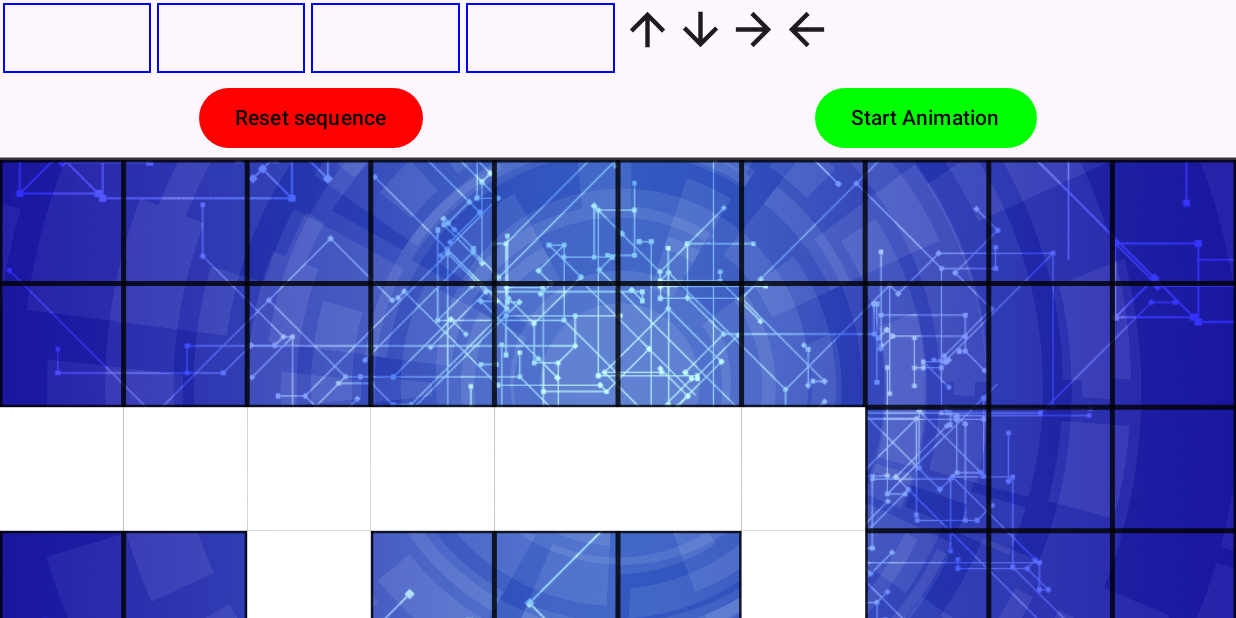
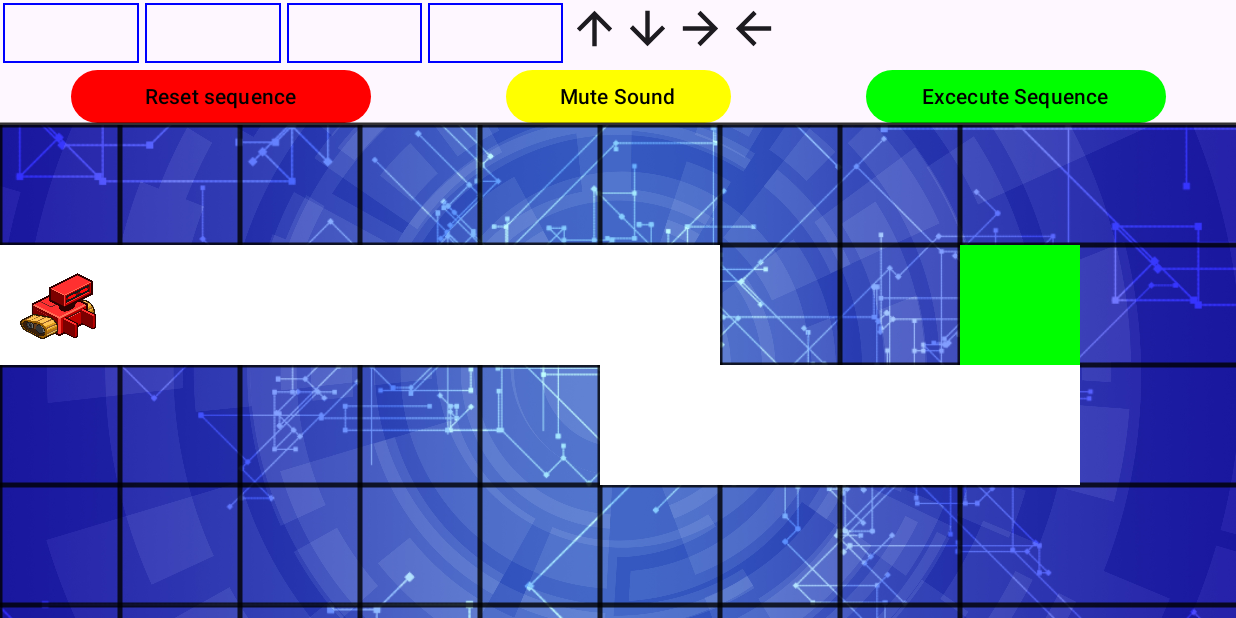
Before and after one commit to JMaca/IndividualProject3, an Android app built with Jetpack Compose: the composable GameScreen shown on its own in the app's theme, on a phone screen of 824 x 412 dp (held sideways). Run offline under Robolectric (Android 15) with nearby library versions, the phone set to English and light mode, and no system bars; 4 statements that could not run were skipped.

Commit message:
Reorganized code. Created smaller grid and less pathing for testing. Boundaries need to be implemented.

```diff
--- a/app/src/main/java/com/example/project3/GameScreen.kt
+++ b/app/src/main/java/com/example/project3/GameScreen.kt
@@ -48,7 +48,6 @@ import androidx.compose.ui.geometry.Size
 import androidx.compose.ui.graphics.Color
 import androidx.compose.ui.graphics.painter.Painter
 import androidx.compose.ui.layout.ContentScale
-import androidx.compose.ui.platform.LocalConfiguration
 import androidx.compose.ui.platform.LocalContext
 import androidx.compose.ui.platform.LocalDensity
 import androidx.compose.ui.platform.LocalInspectionMode
@@ -69,57 +68,63 @@ fun GameScreen(navController: NavController, modifier: Modifier = Modifier) {
     val backgroundImage: Painter = painterResource(id = R.drawable.menu_bg)
     val icon = painterResource(id = R.drawable.red_robot)
 
+    val gridSizeDp = 80.dp
+    val cols = 8
+    val rows = 4
+
+    val density = LocalDensity.current.density // Get the device density
+    val gridSizePx = gridSizeDp.value * density // Convert grid size from dp to px
+
+    //Path to finish game row,column
+    val path = remember {
+        listOf(
+            Pair(1, 0),
+            Pair(1, 1),
+            Pair(1, 2),
+            Pair(1, 3),
+            Pair(1, 4),
+            Pair(1, 5),
+            Pair(1, 3),
+            Pair(2, 5),
+            Pair(2, 6),
+            Pair(2, 7),
+            Pair(2, 8),
+            Pair(1, 8), // Destination
+        )
+    }
+
+    //starting robot position for screen sizes and movement/destination
+    val firstTile = path.first() // Get the first tile in the path
+    val firstTileRow = firstTile.first // Row of the first white tile
+    val firstTileCol = firstTile.second // Column of the first white tile
+    var dropPosition by remember {mutableStateOf(Offset(firstTileCol * gridSizePx, firstTileRow * gridSizePx)) }
+    val destination = path.last()
+    val horizontalMovement = remember { Animatable(dropPosition.x) }
+    val verticalMovement = remember { Animatable(dropPosition.y) }
+
+    //Arrows used to sequence movement
     val arrows = listOf(
         R.drawable.baseline_arrow_upward_24,
         R.drawable.baseline_arrow_downward_24,
         R.drawable.baseline_arrow_forward_24,
         R.drawable.baseline_arrow_back_24
     )
-
     val arrowNames = listOf("Up", "Down", "Forward", "Back")
     val arrowSequence = remember { mutableStateListOf<Int?>(null, null, null, null) }
     var draggingArrowIndex by remember { mutableStateOf<Int?>(null) }
 
+    //Trigger animation on button execute boolean
     var animationStarted by remember { mutableStateOf(false) }
-    var dropPosition by remember { mutableStateOf(Offset(1f, 430f)) }
-    val horizontalMovement = remember { Animatable(dropPosition.x) }
-    val verticalMovement = remember { Animatable(dropPosition.y) }
 
+    //Media playback
     val context = LocalContext.current
     val isPreview = LocalInspectionMode.current // Check if in preview mode
-
     var mediaPlayerBackground: MediaPlayer? by remember { mutableStateOf(null) }
     var mediaPlayerMove: MediaPlayer? by remember { mutableStateOf(null) }
+    var isMuted by remember { mutableStateOf(false) }
 
-    // Get the screen width using LocalConfiguration
-    val screenWidth = LocalConfiguration.current.screenWidthDp.dp
-    val cols = 10
-    val rows = 6
-    val gridSizeDp = screenWidth / cols // Calculate grid size dynamically based on screen width
-
-    val path = remember {
-        listOf(
-            Pair(2, 0),
-            Pair(2, 1),
-            Pair(2, 2),
-            Pair(2, 3),
-            Pair(2, 4),
-            Pair(2, 5),
-            Pair(2, 6),
-            Pair(3, 6),
-            Pair(3, 2),
-            Pair(4, 6),
-            Pair(4, 7),
-            Pair(4, 8),
-            Pair(4, 9),
-            Pair(5, 9),// Destination
-        )
-    }
-
-    val destination = path.last()
+    //Winning condition
     var isGameWon by remember { mutableStateOf(false) }
-
-    // Check for win condition
     fun checkWinCondition() {
         val currentPosition = Pair(
             (dropPosition.y / gridSizeDp.value).toInt(),
@@ -131,13 +136,15 @@ fun GameScreen(navController: NavController, modifier: Modifier = Modifier) {
         }
     }
 
+    //for preview rendering issue avoidance
     if (!isPreview) {
+        //Activate media on screen load
         DisposableEffect(Unit) {
             mediaPlayerBackground = MediaPlayer.create(context, R.raw.night_club)
             mediaPlayerBackground?.start()
             mediaPlayerBackground?.isLooping = true
             mediaPlayerMove = MediaPlayer.create(context, R.raw.rolling)
-
+            //close resource on exit/back out
             onDispose {
                 mediaPlayerBackground?.release()
                 mediaPlayerMove?.release()
@@ -145,17 +152,30 @@ fun GameScreen(navController: NavController, modifier: Modifier = Modifier) {
         }
     }
 
+    fun toggleMute() {
+        isMuted = !isMuted
+        if (isMuted) {
+            mediaPlayerBackground?.pause()
+            mediaPlayerMove?.pause()
+        } else {
+            mediaPlayerBackground?.start()
+            mediaPlayerBackground?.isLooping = true
+        }
+    }
+
+
+    // Header for drag and drop boxes and arrow control
     Column(modifier = Modifier) {
         Row(
             modifier = modifier
                 .fillMaxWidth()
-                .weight(0.15f)
+                .weight(0.12f)
         ) {
             val boxCount = 4
             repeat(boxCount) { index ->
                 Box(
                     modifier = Modifier
-                        .weight(.2f)
+                        .weight(.19f)
                         .fillMaxHeight()
                         .padding(2.dp)
                         .border(1.dp, Color.Blue)
@@ -196,8 +216,8 @@ fun GameScreen(navController: NavController, modifier: Modifier = Modifier) {
             Row(
                 modifier = Modifier
                     .fillMaxWidth()
-                    .padding(2.dp)
-                    .weight(.8f)
+                    .padding(1.dp)
+                    .weight(.9f)
             ) {
                 arrows.forEachIndexed { index, arrowId ->
                     Box(
@@ -246,7 +266,7 @@ fun GameScreen(navController: NavController, modifier: Modifier = Modifier) {
                 }
             }
         }
-
+        // Buttons row
         Row(
             modifier = Modifier
                 .fillMaxWidth()
@@ -260,13 +280,26 @@ fun GameScreen(navController: NavController, modifier: Modifier = Modifier) {
                     animationStarted = false
                 },
                 modifier = Modifier
-                    .padding(2.dp),
+                    .size(200.dp, 35.dp),
                 colors = ButtonDefaults.buttonColors(
                     containerColor = Color.Red, // Background color of button
                     contentColor = Color.Black // Color of the text/icon
                 )
             ) {
                 Text("Reset sequence")
+            }
+
+            // Mute button in the header row
+            Button(
+                onClick = { toggleMute() },
+                modifier = Modifier
+                    .size(150.dp, 35.dp),
+                colors = ButtonDefaults.buttonColors(
+                    containerColor = if (isMuted) Color.Magenta else Color.Yellow,
+                    contentColor = Color.Black
+                )
+            ) {
+                Text(if (isMuted) "Unmute" else "Mute Sound")
             }
             // Trigger the animation on button press
             Button(
@@ -277,19 +310,17 @@ fun GameScreen(navController: NavController, modifier: Modifier = Modifier) {
                     }
                 },
                 modifier = Modifier
-                    .padding(2.dp),
+                    .size(200.dp, 35.dp),
                 colors = ButtonDefaults.buttonColors(
                     containerColor = Color.Green, // Background color of button
                     contentColor = Color.Black // Color of the text/icon
                 )
             ) {
-                Text("Start Animation")
+                Text("Excecute Sequence")
             }
         }
 
-        val density = LocalDensity.current.density // Get the device density
-        val gridSizePx = gridSizeDp.value * density // Convert grid size from dp to px
-
+        //Animation for robot
         LaunchedEffect(animationStarted) {
             if (animationStarted) {
                 var newPosition = dropPosition
@@ -361,29 +392,23 @@ fun GameScreen(navController: NavController, modifier: Modifier = Modifier) {
 
             // Canvas for drawing grid and path
             Canvas(modifier = Modifier.fillMaxSize()) {
-                // Draw the horizontal grid lines
+                // Draw horizontal grid lines for an 8x8 grid
                 for (row in 0 until rows + 1) {  // +1 to draw the last line at the bottom
                     drawLine(
-                        color = Color.Black.copy(alpha = 0.8f),  // Line color
-                        start = Offset(0f, row * gridSizeDp.toPx()),  // Start point (left to right)
-                        end = Offset(
-                            size.width,
-                            row * gridSizeDp.toPx()
-                        ),  // End point (left to right)
-                        strokeWidth = 5f  // Line thickness
+                        color = Color.Black.copy(alpha = 0.8f),
+                        start = Offset(0f, row * gridSizeDp.toPx()),
+                        end = Offset(size.width, row * gridSizeDp.toPx()),
+                        strokeWidth = 5f
                     )
                 }
 
-                // Draw the vertical grid lines
-                for (col in 0 until cols + 1) {
+                // Draw vertical grid lines for an 8x8 grid
+                for (col in 0 until cols + 1) {  // +1 to draw the last line at the right
                     drawLine(
-                        color = Color.Black.copy(alpha = 0.8f),  // Line color
-                        start = Offset(col * gridSizeDp.toPx(), 0f),  // Start point (top to bottom)
-                        end = Offset(
-                            col * gridSizeDp.toPx(),
-                            size.height
-                        ),  // End point (top to bottom)
-                        strokeWidth = 5f  // Line thickness
+                        color = Color.Black.copy(alpha = 0.8f),
+                        start = Offset(col * gridSizeDp.toPx(), 0f),
+                        end = Offset(col * gridSizeDp.toPx(), size.height),
+                        strokeWidth = 5f
                     )
                 }
 
@@ -405,11 +430,6 @@ fun GameScreen(navController: NavController, modifier: Modifier = Modifier) {
                         destination.first * gridSizeDp.toPx()
                     )
                 )
-                Log.d(
-                    "DestinationPosition",
-                    "Destination tile at: ${destination.second * gridSizeDp.toPx()}, ${destination.first * gridSizeDp.toPx()}"
-                )
-
             }
             Image(
                 painter = icon,
```
